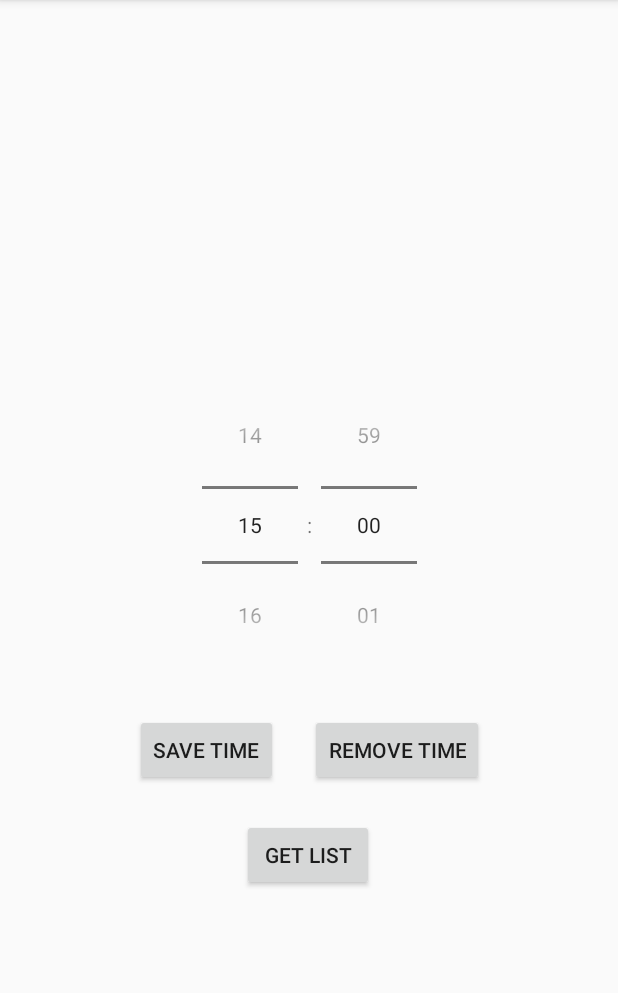
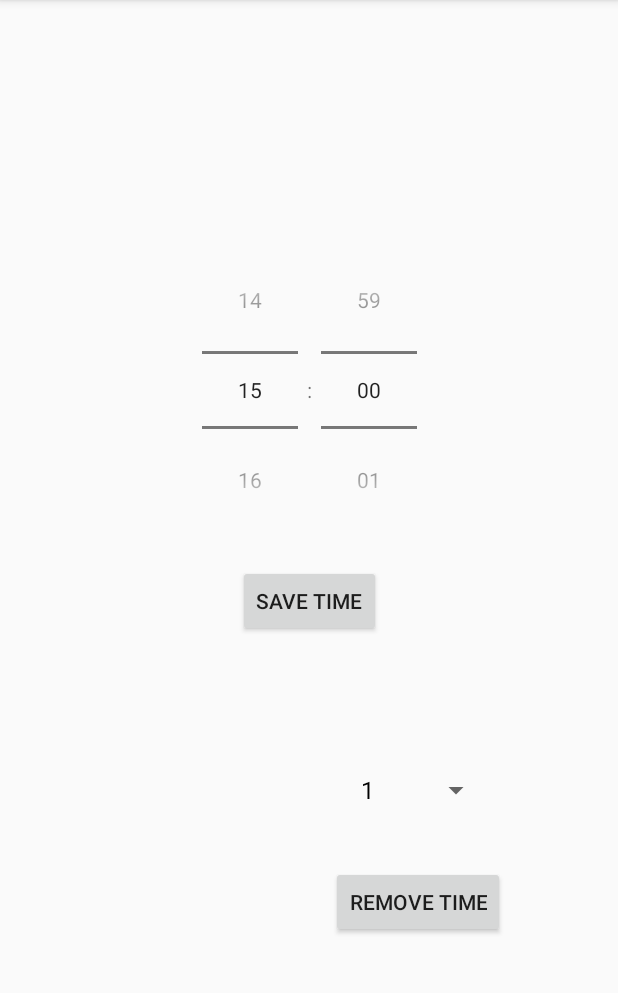
Before and after one commit to baejny/AlarmProject, an Android app: the screen it shows after launch (MainActivity), after a tap on "REMOVE TIME", on a phone screen of 412 x 824 dp, the part 84-1077 px from its top. Run offline under Robolectric (Android 15) with nearby library versions, the phone set to English and light mode, and no system bars; 1 other tap on this screen came first.

Commit message:
Merge branch 'master' of https://github.com/baejny/AlarmProject
# Conflicts:
#	app/src/main/java/com/example/alarmproject/MainActivity.java
#	app/src/main/res/layout/activity_main.xml

```diff
--- a/app/build.gradle
+++ b/app/build.gradle
@@ -26,4 +26,5 @@ dependencies {
     testImplementation 'junit:junit:4.12'
     androidTestImplementation 'androidx.test.ext:junit:1.1.1'
     androidTestImplementation 'androidx.test.espresso:espresso-core:3.2.0'
+    implementation 'com.google.android.material:material:1.0.0'
 }
--- a/app/src/main/AndroidManifest.xml
+++ b/app/src/main/AndroidManifest.xml
@@ -4,8 +4,6 @@
 
     <uses-permission android:name="android.permission.WAKE_LOCK" />
     <uses-permission android:name="android.permission.RECEIVE_BOOT_COMPLETED" />
-
-    <uses-permission android:name="android.permission.WAKE_LOCK" />
 
     <application
         android:allowBackup="true"
@@ -31,12 +29,12 @@
 
         <receiver android:name=".AlarmReceiver" />
 
-        <receiver android:name=".MediaPlayActivity">
+        <activity android:name=".MediaPlayActivity">
             <intent-filter>
                 <action android:name="arabiannight.tistory.com.widget.CALL_ACTIVITY"/>
                 <category android:name="android.intent.category.DEFAULT"/>
             </intent-filter>
-        </receiver>
+        </activity>
     </application>
 
 </manifest>
--- a/app/src/main/java/com/example/alarmproject/AlarmReceiver.java
+++ b/app/src/main/java/com/example/alarmproject/AlarmReceiver.java
@@ -84,8 +84,11 @@ public class AlarmReceiver extends BroadcastReceiver {
 
             //  Preference에 설정한 값 저장
             SharedPreferences.Editor editor = context.getSharedPreferences("daily alarm", MODE_PRIVATE).edit();
-            editor.putLong(intent.getStringExtra("requestCode"), nextNotifyTime.getTimeInMillis());
+            //editor.putLong(intent.getStringExtra("requestCode"), nextNotifyTime.getTimeInMillis());
+            editor.putLong(intent.getStringExtra("requestCode"), 0);
             editor.apply();
+
+            Log.d("test", "AlarmReceiver Test requestCode = " + intent.getStringExtra("requestCode"));
 
             Date currentDateTime = nextNotifyTime.getTime();
             String date_text = new SimpleDateFormat("yyyy년 MM월 dd일 EEE a hh시 mm분 ", Locale.getDefault()).format(currentDateTime);
--- a/app/src/main/java/com/example/alarmproject/MainActivity.java
+++ b/app/src/main/java/com/example/alarmproject/MainActivity.java
@@ -13,49 +13,57 @@ import android.os.Build;
 import android.os.Bundle;
 import android.util.Log;
 import android.view.View;
+import android.widget.ArrayAdapter;
 import android.widget.Button;
+import android.widget.Spinner;
 import android.widget.TextView;
 import android.widget.TimePicker;
 import android.widget.Toast;
 
-import org.w3c.dom.Text;
-
 import java.text.SimpleDateFormat;
 import java.util.Calendar;
 import java.util.Date;
-import java.util.GregorianCalendar;
 import java.util.Locale;
 
 public class MainActivity extends AppCompatActivity {
 
+    int alarmPointer;
     int alarmCount;
-    int alarmPointer;
+
+    TimePicker picker;
+    TextView textView;
+    Button btn_save;
+    Button btn_remove;
+    Spinner spinner;
 
     @Override
     protected void onCreate(Bundle savedInstanceState) {
         super.onCreate(savedInstanceState);
         setContentView(R.layout.activity_main);
 
-        final TimePicker picker=(TimePicker)findViewById(R.id.timePicker);
+        Log.d("test", "MainActivity OnCreate Test");
+        Log.d("test", "alarmCount test = " + String.valueOf(getAlarmCount()));
+
+        picker=(TimePicker)findViewById(R.id.timePicker);
         picker.setIs24HourView(true);
 
-        final SharedPreferences sharedPreferences = getSharedPreferences("daily alarm", MODE_PRIVATE);
-        alarmCount = sharedPreferences.getInt("alarmCount", 0);
-        Log.d("test", String.valueOf(alarmCount));
+        textView = (TextView)findViewById(R.id.textView);
+        btn_save = (Button) findViewById(R.id.button_save);
+        btn_remove = (Button) findViewById(R.id.button_remove);
+        btn_remove = (Button) findViewById(R.id.button_remove);
+        spinner = (Spinner) findViewById(R.id.spinner);
 
-        final TextView textView = (TextView)findViewById(R.id.textView);
-
-        Button button = (Button) findViewById(R.id.button);
-        Button DeleteBtn= (Button) findViewById(R.id.button2);
-        Button listBtn = (Button) findViewById(R.id.button3);
+        // 리스트 초기화
+        showAlarmList();
+        // 스피너 초기화
+        makeSpinnerList();
 
         // 등록
-        button.setOnClickListener(new View.OnClickListener() {
+        btn_save.setOnClickListener(new View.OnClickListener() {
             @Override
             public void onClick(View arg0) {
 
                 int hour_24, minute;
-
                 if (Build.VERSION.SDK_INT >= 23) {
                     hour_24 = picker.getHour();
                     minute = picker.getMinute();
@@ -71,8 +79,12 @@ public class MainActivity extends AppCompatActivity {
                 calendar.set(Calendar.MINUTE, minute);
                 calendar.set(Calendar.SECOND, 0);
 
+
                 //  AlarmManager 등록 및 Preference에 설정한 값 저장
+                alarmCount = getAlarmCount();
                 if (alarmCount < 5) {
+                    SharedPreferences sharedPreferences = getSharedPreferences("daily alarm", MODE_PRIVATE);
+
                     for (int i = 0; i < 5; i++) {
                         if (sharedPreferences.getLong(String.valueOf(i), 0) == 0) {
                             alarmPointer = i;
@@ -82,85 +94,96 @@ public class MainActivity extends AppCompatActivity {
 
                     // 이미 지난 시간을 지정했다면 다음날 같은 시간으로 설정
                     if (calendar.before(Calendar.getInstance())) {
-                        calendar.add(Calendar.DATE, 1);
+                        //calendar.add(Calendar.DATE, 1);
+                        Toast.makeText(getApplicationContext(),"이미 저장된 시간입니다!", Toast.LENGTH_SHORT).show();
+                        return;
                     }
 
                     Date currentDateTime = calendar.getTime();
-                    String date_text = new SimpleDateFormat("yyyy년 MM월 dd일 EEE a hh시 mm분 ", Locale.getDefault()).format(currentDateTime);
+                    String date_text = new SimpleDateFormat("yyyy/MM/dd/EEE hh시-mm분 ", Locale.getDefault()).format(currentDateTime);
                     Toast.makeText(getApplicationContext(), date_text + "으로 알람이 설정되었습니다!", Toast.LENGTH_SHORT).show();
 
                     SharedPreferences.Editor editor = getSharedPreferences("daily alarm", MODE_PRIVATE).edit();
-                    editor.putLong(String.valueOf(alarmPointer), (long) calendar.getTimeInMillis());
-                    editor.putInt("alarmCount", alarmCount);
+                    editor.putLong(String.valueOf(alarmPointer), (long)calendar.getTimeInMillis());
                     editor.apply();
-                    alarmCount++;
                     diaryNotification(calendar, alarmPointer);
 
                 }else{
                     Toast.makeText(getApplicationContext(), "알람이 가득 찼습니다.", Toast.LENGTH_SHORT).show();
                 }
-            }
-        });
-        // 삭제
-        DeleteBtn.setOnClickListener(new View.OnClickListener() {
-            @Override
-            public void onClick(View arg0) {
-                if(alarmCount > 0){
-                    SharedPreferences.Editor editor = getSharedPreferences("daily alarm", MODE_PRIVATE).edit();
 
-                    int i;
-                    for (i = 0;i < 5; i++) {
-                        Log.d("int i", String.valueOf(i));
-                        Log.d("SP", String.valueOf(sharedPreferences.getLong(String.valueOf(i),0)));
-                        Log.d("SSPP", String.valueOf((long)calendar.getTimeInMillis()));
-                        if (sharedPreferences.getLong(String.valueOf(i), 0) == (long)calendar.getTimeInMillis()) {
-                            editor.remove(String.valueOf(i));
-                            editor.apply();
-
-                            alarmCount--;
-                            cancelAlarm(calendar, i);
-
-                            Date currentDateTime = calendar.getTime();
-                            String date_text = new SimpleDateFormat("yyyy년 MM월 dd일 EEE a hh시 mm분 ", Locale.getDefault()).format(currentDateTime);
-                            Toast.makeText(getApplicationContext(), date_text + "의 알람이 삭제되었습니다.", Toast.LENGTH_SHORT).show();
-                            break;
-                        }
-                    }
-
-                }else{
-                    Toast.makeText(getApplicationContext(), "삭제할 알람이 없습니다.", Toast.LENGTH_SHORT).show();
-                }
+                showAlarmList();
             }
         });
 
-        // 리스트 뷰
-        listBtn.setOnClickListener(new View.OnClickListener(){
+        // 삭제
+        btn_remove.setOnClickListener(new View.OnClickListener() {
             @Override
-            public void onClick(View arg0){
+            public void onClick(View arg0) {
+                alarmCount = getAlarmCount();
+                if (alarmCount > 0) {
+                    String selected = String.valueOf(spinner.getSelectedItemPosition());
+                    Log.d("test", "delete test = "+ selected);
                     SharedPreferences.Editor editor = getSharedPreferences("daily alarm", MODE_PRIVATE).edit();
-                // 분은 잘 나옴. 시간이 다름
+                    editor.putLong(selected, 0);
+                    editor.apply();
+                } else {
+                    Toast.makeText(getApplicationContext(), "삭제할 알람이 없습니다.", Toast.LENGTH_SHORT).show();
+                }
+                showAlarmList();
+            }
+        });
+    }
+
+    int getAlarmCount(){
+        SharedPreferences sharedPreferences = getSharedPreferences("daily alarm", MODE_PRIVATE);
+        int result = 0;
+        for(int i=0; i<5; i++){
+            if(sharedPreferences.getLong(String.valueOf(i),0) != 0){
+                result++;
+            }
+        }
+        return result;
+    }
+
+    void showAlarmList(){
+        Log.d("test", "showAlarmList Test");
+        SharedPreferences sharedPreferences = getSharedPreferences("daily alarm", MODE_PRIVATE);
         String hour_t, min_t;
         long dayint = 24*60*60*1000;
         long hourint = 60*60*1000;
         long minuteint = 60*1000;
         long day, hours, mins, save;
-
-                textView.setText("저장된 시간"+"\n");
+        textView.setText("");
         for (int i = 0;i < 5; i++) {
             if (sharedPreferences.getLong(String.valueOf(i), 0) != 0) {
                 save = sharedPreferences.getLong(String.valueOf(i), 0);
-                        day = save/dayint; save %=dayint;
-                        hours = save/hourint; save %=hourint;
+                day = save / dayint;
+                save %= dayint;
+                hours = save / hourint;
+                save %= hourint;
                 hour_t = String.valueOf(hours);
-                        textView.append("\n"+hour_t);
-                        mins = save/minuteint; save %=minuteint;
+                mins = save / minuteint;
+                save %= minuteint;
                 min_t = String.valueOf(mins);
-                        textView.append("시 "+min_t+"분");
+                textView.append(i+1 + " : " + hour_t + "시" + min_t + "분");
+            }
+            if(i!=4){
+                textView.append("\n");
             }
         }
     }
-        });
+
+    void makeSpinnerList(){
+        String[] facilityList = {"1","2","3","4","5"};
+        ArrayAdapter<String> adapter =  new ArrayAdapter<String>(
+                this,
+                android.R.layout.simple_spinner_dropdown_item,
+                facilityList);
+        spinner.setAdapter(adapter);
+        spinner.setSelection(0);
     }
+
     void cancelAlarm(Calendar calendar, int requestCode)
     {
         AlarmManager alarmManager = (AlarmManager) getSystemService(Context.ALARM_SERVICE);
@@ -211,4 +234,5 @@ public class MainActivity extends AppCompatActivity {
 //                    PackageManager.DONT_KILL_APP);
 //        }
     }
+
 }
--- a/app/src/main/res/layout/activity_main.xml
+++ b/app/src/main/res/layout/activity_main.xml
@@ -1,6 +1,5 @@
 <?xml version="1.0" encoding="utf-8"?>
-<androidx.constraintlayout.widget.ConstraintLayout
-    xmlns:android="http://schemas.android.com/apk/res/android"
+<androidx.constraintlayout.widget.ConstraintLayout xmlns:android="http://schemas.android.com/apk/res/android"
     xmlns:app="http://schemas.android.com/apk/res-auto"
     xmlns:tools="http://schemas.android.com/tools"
     android:layout_width="match_parent"
@@ -11,61 +10,62 @@
         android:id="@+id/timePicker"
         android:layout_width="wrap_content"
         android:layout_height="wrap_content"
-        app:layout_constraintLeft_toLeftOf="parent"
-        app:layout_constraintRight_toRightOf="parent"
-        app:layout_constraintTop_toTopOf="parent"
-        app:layout_constraintBottom_toTopOf="@id/button"
-        app:layout_constraintVertical_chainStyle="packed"
-        android:timePickerMode="spinner"/>
+        android:layout_marginTop="130dp"
+        android:layout_marginBottom="116dp"
+        android:timePickerMode="spinner"
+        app:layout_constraintBottom_toTopOf="@+id/textView"
+        app:layout_constraintEnd_toEndOf="parent"
+        app:layout_constraintStart_toStartOf="parent"
+        app:layout_constraintTop_toTopOf="parent" />
 
     <Button
-        android:id="@+id/button"
+        android:id="@+id/button_save"
         android:layout_width="wrap_content"
         android:layout_height="wrap_content"
-        android:layout_marginTop="20dp"
+        android:layout_marginBottom="75dp"
         android:text="SAVE TIME"
-        app:layout_constraintBottom_toBottomOf="parent"
-        app:layout_constraintHorizontal_bias="0.284"
-        app:layout_constraintLeft_toLeftOf="parent"
-        app:layout_constraintRight_toRightOf="parent"
-        app:layout_constraintTop_toBottomOf="@id/timePicker" />
+        app:layout_constraintBottom_toTopOf="@+id/spinner"
+        app:layout_constraintEnd_toEndOf="parent"
+        app:layout_constraintStart_toStartOf="parent"
+        app:layout_constraintTop_toBottomOf="@+id/timePicker" />
 
     <Button
-        android:id="@+id/button2"
+        android:id="@+id/button_remove"
         android:layout_width="wrap_content"
         android:layout_height="wrap_content"
-        android:layout_marginTop="20dp"
+        android:layout_marginEnd="68dp"
+        android:layout_marginBottom="132dp"
         android:text="REMOVE TIME"
         app:layout_constraintBottom_toBottomOf="parent"
-        app:layout_constraintHorizontal_bias="0.699"
-        app:layout_constraintLeft_toLeftOf="parent"
-        app:layout_constraintRight_toRightOf="parent"
-        app:layout_constraintTop_toBottomOf="@id/timePicker"
-        app:layout_constraintVertical_bias="0.0" />
-
-    <Button
-        android:id="@+id/button3"
-        android:layout_width="wrap_content"
-        android:layout_height="wrap_content"
-        android:layout_marginTop="20dp"
-        android:text="GET LIST"
-        app:layout_constraintBottom_toBottomOf="parent"
-        app:layout_constraintHorizontal_bias="0.498"
-        app:layout_constraintLeft_toLeftOf="parent"
-        app:layout_constraintRight_toRightOf="parent"
-        app:layout_constraintTop_toBottomOf="@id/timePicker"
-        app:layout_constraintVertical_bias="0.288" />
+        app:layout_constraintEnd_toEndOf="parent"
+        app:layout_constraintHorizontal_bias="0.722"
+        app:layout_constraintStart_toEndOf="@+id/textView"
+        app:layout_constraintTop_toBottomOf="@+id/spinner" />
 
     <TextView
         android:id="@+id/textView"
-        android:layout_width="134dp"
-        android:layout_height="103dp"
-        android:layout_marginBottom="48dp"
+        android:layout_width="124dp"
+        android:layout_height="139dp"
+        android:layout_marginStart="71dp"
+        android:layout_marginEnd="25dp"
+        android:layout_marginBottom="98dp"
+        android:gravity="center_horizontal"
+        android:lines="5"
         android:maxLines="5"
-        android:lines="5"
-        app:layout_constraintBottom_toTopOf="@+id/timePicker"
+        app:layout_constraintBottom_toBottomOf="parent"
+        app:layout_constraintEnd_toStartOf="@+id/spinner"
+        app:layout_constraintStart_toStartOf="parent"
+        app:layout_constraintTop_toBottomOf="@+id/timePicker" />
+
+    <Spinner
+        android:id="@+id/spinner"
+        android:layout_width="95dp"
+        android:layout_height="32dp"
+        android:layout_marginEnd="78dp"
+        android:layout_marginBottom="24dp"
+        app:layout_constraintBottom_toTopOf="@+id/button_remove"
         app:layout_constraintEnd_toEndOf="parent"
-        app:layout_constraintHorizontal_bias="0.498"
-        app:layout_constraintStart_toStartOf="parent" />
+        app:layout_constraintStart_toEndOf="@+id/textView"
+        app:layout_constraintTop_toBottomOf="@+id/button_save" />
 
 </androidx.constraintlayout.widget.ConstraintLayout>
```
Lines whose indentation alone changed are shown as unchanged.
